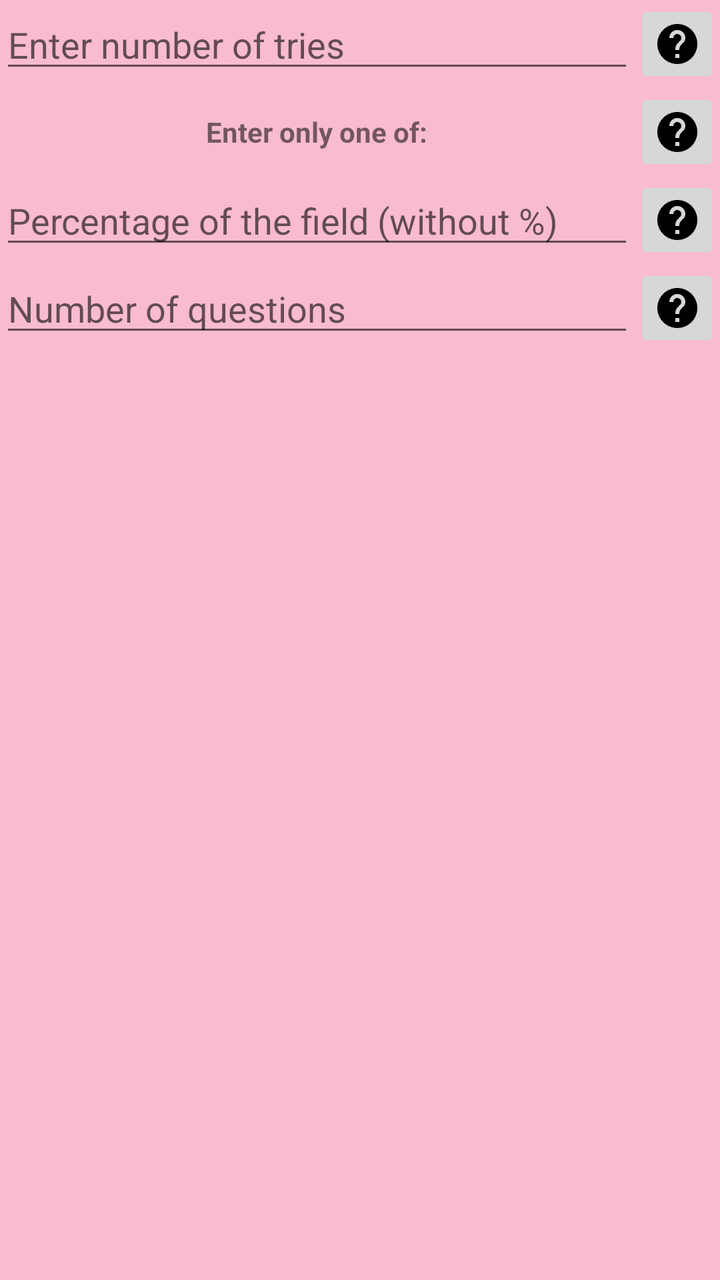
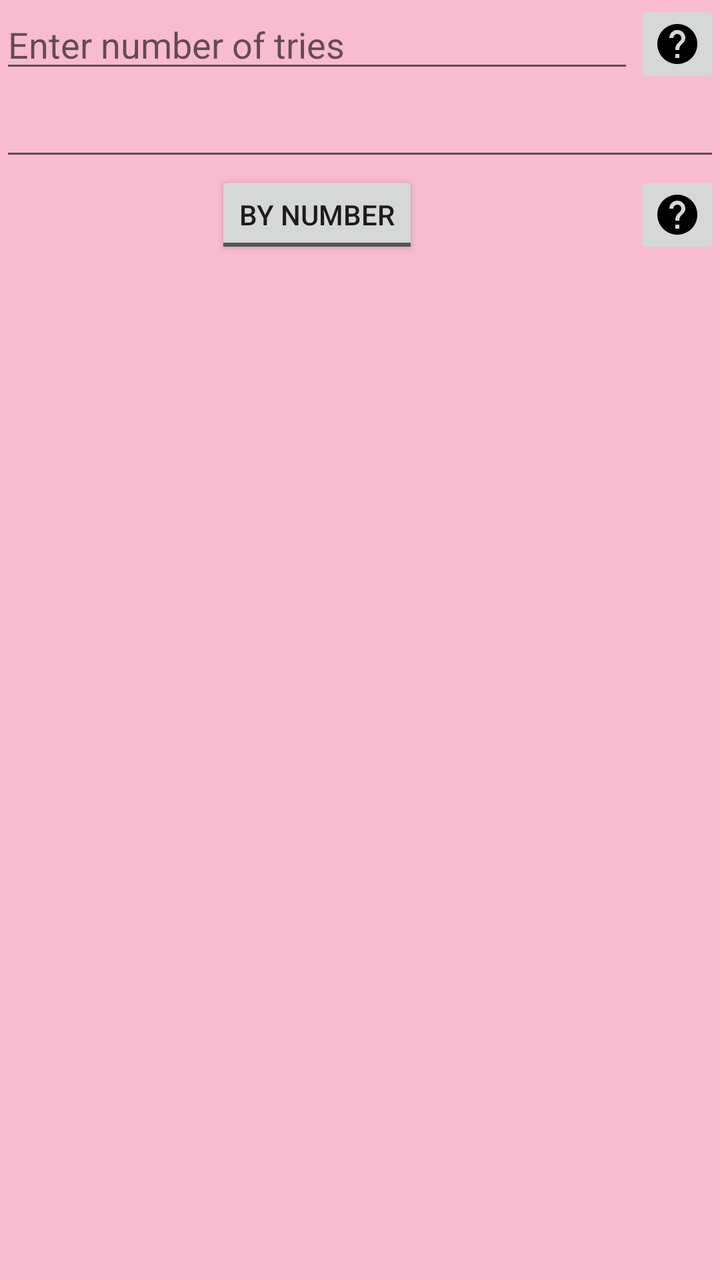

Before-and-after screenshots of an Android layout around one commit, followed by the original layout XML and the change that was made.
<!-- AndroidManifest.xml: application theme MyMaterialTheme -->
<!-- res/layout/test_dialog_fragment.xml -->
<?xml version="1.0" encoding="utf-8"?>
<LinearLayout xmlns:android="http://schemas.android.com/apk/res/android"
    android:layout_width="match_parent"
    android:layout_height="match_parent"
    android:orientation="vertical">

    <LinearLayout
        android:layout_width="match_parent"
        android:layout_height="wrap_content"
        android:orientation="horizontal"
        android:weightSum="10">

        <EditText
            android:id="@+id/number_of_tries"
            android:layout_width="match_parent"
            android:layout_height="wrap_content"
            android:layout_weight="9"
            android:hint="@string/enter_tries_number"
            android:imeOptions="flagNoExtractUi"
            android:inputType="number" />

        <ImageButton
            android:id="@+id/number_of_tries_help"
            android:layout_width="wrap_content"
            android:layout_height="wrap_content"
            android:layout_weight="1"

            android:src="@drawable/ic_help_black_24dp" />
    </LinearLayout>

    <LinearLayout
        android:layout_width="match_parent"
        android:layout_height="wrap_content"
        android:orientation="horizontal"
        android:weightSum="10">

        <TextView
            android:layout_width="match_parent"
            android:layout_height="wrap_content"
            android:layout_weight="9"
            android:gravity="center"
            android:layout_gravity="center"
            android:text="@string/enter_one_of"
            android:textStyle="bold" />

        <ImageButton
            android:id="@+id/one_only_of_help"
            android:layout_width="wrap_content"
            android:layout_height="wrap_content"
            android:layout_weight="1"
            android:src="@drawable/ic_help_black_24dp" />
    </LinearLayout>

    <LinearLayout
        android:layout_width="match_parent"
        android:layout_height="wrap_content"
        android:orientation="horizontal"
        android:weightSum="10">

        <EditText
            android:id="@+id/questions_percentage"
            android:layout_width="match_parent"
            android:layout_height="wrap_content"
            android:layout_weight="9"
            android:hint="@string/enter_percentage"
            android:imeOptions="flagNoExtractUi"
            android:inputType="numberDecimal" />

        <ImageButton
            android:id="@+id/enter_percentage_help"
            android:layout_width="wrap_content"
            android:layout_height="wrap_content"
            android:layout_weight="1"
            android:src="@drawable/ic_help_black_24dp" />
    </LinearLayout>

    <LinearLayout
        android:layout_width="match_parent"
        android:layout_height="wrap_content"
        android:orientation="horizontal"
        android:weightSum="10">

        <EditText
            android:id="@+id/number_of_questions"
            android:layout_width="match_parent"
            android:layout_height="wrap_content"
            android:layout_weight="9"
            android:hint="@string/enter_number_of_questions"
            android:imeOptions="flagNoExtractUi"
            android:inputType="number" />

        <ImageButton
            android:id="@+id/number_of_questions_help"
            android:layout_width="wrap_content"
            android:layout_height="wrap_content"
            android:layout_weight="1"
            android:src="@drawable/ic_help_black_24dp" />
    </LinearLayout>


</LinearLayout>
<!-- resources referenced by this layout -->
<resources>
  <!-- drawable ic_help_black_24dp: png bitmap (drawable-hdpi, 458 bytes) -->
  <string name="enter_number_of_questions">Number of questions</string>
  <string name="enter_one_of">Enter only one of:</string>
  <string name="enter_percentage">Percentage of the field (without %)</string>
  <string name="enter_tries_number">Enter number of tries</string>
  <style name="MyMaterialTheme" parent="MyMaterialTheme.Base">
  
      </style>
  <style name="MyMaterialTheme.Base" parent="Theme.AppCompat.Light.DarkActionBar">
          <item name="windowNoTitle">true</item>
          <item name="windowActionBar">false</item>
          <item name="colorPrimary">@color/colorPrimary</item>
          <item name="colorPrimaryDark">@color/colorPrimaryDark</item>
          <item name="colorAccent">@color/colorAccent</item>
          <item name="android:windowBackground">@color/windowBackground</item>
      </style>
  <color name="colorPrimary">#EC407A</color>
  <color name="colorPrimaryDark">#AD1457</color>
  <color name="colorAccent">#EA80FC</color>
  <color name="windowBackground">#F8BBD0</color>
</resources>

<!-- the commit's change to res/layout/test_dialog_fragment.xml (unified diff, before → after) -->
@@ -28,28 +28,8 @@
             android:src="@drawable/ic_help_black_24dp" />
     </LinearLayout>
 
-    <LinearLayout
-        android:layout_width="match_parent"
-        android:layout_height="wrap_content"
-        android:orientation="horizontal"
-        android:weightSum="10">
 
-        <TextView
-            android:layout_width="match_parent"
-            android:layout_height="wrap_content"
-            android:layout_weight="9"
-            android:gravity="center"
-            android:layout_gravity="center"
-            android:text="@string/enter_one_of"
-            android:textStyle="bold" />
-
-        <ImageButton
-            android:id="@+id/one_only_of_help"
-            android:layout_width="wrap_content"
-            android:layout_height="wrap_content"
-            android:layout_weight="1"
-            android:src="@drawable/ic_help_black_24dp" />
-    </LinearLayout>
+    
 
     <LinearLayout
         android:layout_width="match_parent"
@@ -58,44 +38,45 @@
         android:weightSum="10">
 
         <EditText
-            android:id="@+id/questions_percentage"
+            android:id="@+id/number"
             android:layout_width="match_parent"
             android:layout_height="wrap_content"
             android:layout_weight="9"
-            android:hint="@string/enter_percentage"
             android:imeOptions="flagNoExtractUi"
             android:inputType="numberDecimal" />
 
-        <ImageButton
-            android:id="@+id/enter_percentage_help"
-            android:layout_width="wrap_content"
-            android:layout_height="wrap_content"
-            android:layout_weight="1"
-            android:src="@drawable/ic_help_black_24dp" />
     </LinearLayout>
-
     <LinearLayout
         android:layout_width="match_parent"
         android:layout_height="wrap_content"
         android:orientation="horizontal"
         android:weightSum="10">
 
-        <EditText
-            android:id="@+id/number_of_questions"
+        <LinearLayout
             android:layout_width="match_parent"
-            android:layout_height="wrap_content"
+            android:layout_height="match_parent"
             android:layout_weight="9"
-            android:hint="@string/enter_number_of_questions"
-            android:imeOptions="flagNoExtractUi"
-            android:inputType="number" />
+            android:gravity="center">
+
+            <ToggleButton
+                android:id="@+id/percentage_number"
+                android:layout_width="wrap_content"
+                android:layout_height="match_parent"
+                android:textOn="@string/by_percentage"
+                android:textOff="@string/by_number"/>
+
+        </LinearLayout>
 
         <ImageButton
-            android:id="@+id/number_of_questions_help"
+            android:id="@+id/percentage_or_number_help"
             android:layout_width="wrap_content"
             android:layout_height="wrap_content"
             android:layout_weight="1"
             android:src="@drawable/ic_help_black_24dp" />
+
     </LinearLayout>
 
 
+
+
 </LinearLayout>
<!-- resource entries referenced after the edit -->
@@ -1,9 +1,8 @@
 <!-- resources referenced by this layout -->
 <resources>
   <!-- drawable ic_help_black_24dp: png bitmap (drawable-hdpi, 458 bytes) -->
-  <string name="enter_number_of_questions">Number of questions</string>
-  <string name="enter_one_of">Enter only one of:</string>
-  <string name="enter_percentage">Percentage of the field (without %)</string>
+  <string name="by_number">By Number</string>
+  <string name="by_percentage">By Percentage</string>
   <string name="enter_tries_number">Enter number of tries</string>
   <style name="MyMaterialTheme" parent="MyMaterialTheme.Base">
   
